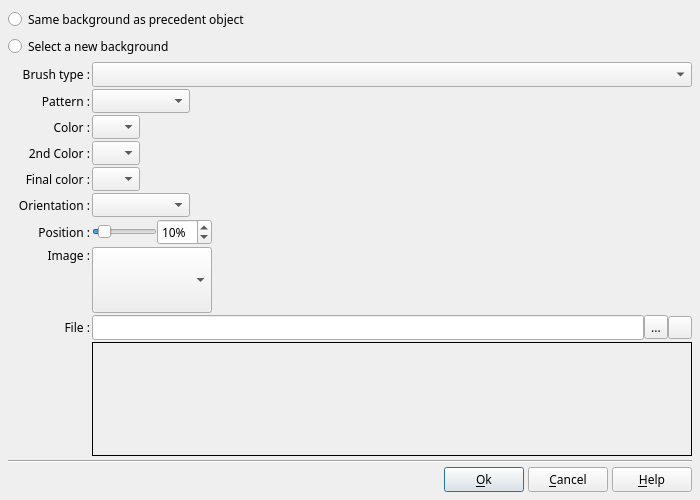
boenki/ffdiaporama, file DlgBackgroundProperties.ui: the form before one commit.
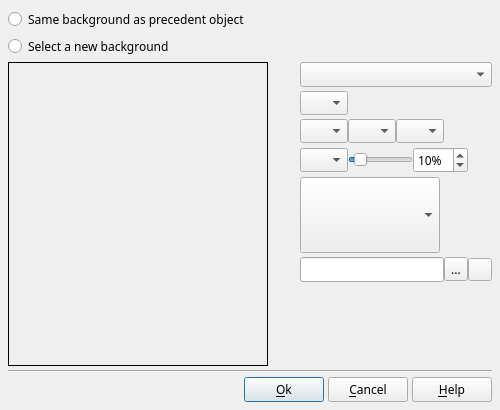
The form after the commit. Icons and pictures are not drawn. Custom widgets are drawn as their Qt base class.

What changed in the file:
```diff
--- a/DlgBackgroundProperties.ui
+++ b/DlgBackgroundProperties.ui
@@ -6,14 +6,14 @@
    <rect>
     <x>0</x>
     <y>0</y>
-    <width>700</width>
-    <height>500</height>
+    <width>500</width>
+    <height>410</height>
    </rect>
   </property>
   <property name="minimumSize">
    <size>
-    <width>700</width>
-    <height>500</height>
+    <width>500</width>
+    <height>300</height>
    </size>
   </property>
   <property name="font">
@@ -60,23 +60,225 @@
    </item>
    <item>
     <widget class="QWidget" name="widget" native="true">
+     <layout class="QHBoxLayout" name="horizontalLayout_7">
+      <property name="spacing">
+       <number>4</number>
+      </property>
+      <property name="margin">
+       <number>0</number>
+      </property>
+      <item>
+       <widget class="QLabel" name="Preview">
+        <property name="sizePolicy">
+         <sizepolicy hsizetype="Expanding" vsizetype="Expanding">
+          <horstretch>0</horstretch>
+          <verstretch>0</verstretch>
+         </sizepolicy>
+        </property>
+        <property name="frameShape">
+         <enum>QFrame::Box</enum>
+        </property>
+        <property name="text">
+         <string notr="true"/>
+        </property>
+       </widget>
+      </item>
+      <item>
+       <widget class="QScrollArea" name="scrollArea">
+        <property name="sizePolicy">
+         <sizepolicy hsizetype="Fixed" vsizetype="Expanding">
+          <horstretch>0</horstretch>
+          <verstretch>0</verstretch>
+         </sizepolicy>
+        </property>
+        <property name="minimumSize">
+         <size>
+          <width>220</width>
+          <height>0</height>
+         </size>
+        </property>
+        <property name="maximumSize">
+         <size>
+          <width>220</width>
+          <height>16777215</height>
+         </size>
+        </property>
+        <property name="frameShape">
+         <enum>QFrame::NoFrame</enum>
+        </property>
+        <property name="verticalScrollBarPolicy">
+         <enum>Qt::ScrollBarAlwaysOff</enum>
+        </property>
+        <property name="horizontalScrollBarPolicy">
+         <enum>Qt::ScrollBarAlwaysOff</enum>
+        </property>
+        <property name="widgetResizable">
+         <bool>true</bool>
+        </property>
+        <widget class="QWidget" name="scrollAreaWidgetContents_2">
+         <property name="geometry">
+          <rect>
+           <x>0</x>
+           <y>0</y>
+           <width>220</width>
+           <height>306</height>
+          </rect>
+         </property>
      <layout class="QGridLayout" name="gridLayout">
-      <property name="leftMargin">
-       <number>10</number>
-      </property>
-      <property name="topMargin">
+          <property name="margin">
        <number>0</number>
       </property>
-      <property name="rightMargin">
+          <property name="spacing">
+           <number>4</number>
+          </property>
+          <item row="0" column="0">
+           <widget class="QLabel" name="BrushTypeLabel">
+            <property name="text">
+             <string notr="true"/>
+            </property>
+            <property name="pixmap">
+             <pixmap>img/color_fill.png</pixmap>
+            </property>
+            <property name="alignment">
+             <set>Qt::AlignRight|Qt::AlignTrailing|Qt::AlignVCenter</set>
+            </property>
+           </widget>
+          </item>
+          <item row="0" column="1">
+           <widget class="QComboBox" name="BrushTypeCombo"/>
+          </item>
+          <item row="1" column="0">
+           <widget class="QLabel" name="PatternLabel">
+            <property name="text">
+             <string notr="true"/>
+            </property>
+            <property name="pixmap">
+             <pixmap>img/pattern_fill .png</pixmap>
+            </property>
+            <property name="alignment">
+             <set>Qt::AlignRight|Qt::AlignTrailing|Qt::AlignVCenter</set>
+            </property>
+           </widget>
+          </item>
+          <item row="2" column="0">
+           <widget class="QLabel" name="FirstColorLabel">
+            <property name="text">
+             <string notr="true"/>
+            </property>
+            <property name="pixmap">
+             <pixmap>img/color.png</pixmap>
+            </property>
+            <property name="alignment">
+             <set>Qt::AlignRight|Qt::AlignTrailing|Qt::AlignVCenter</set>
+            </property>
+           </widget>
+          </item>
+          <item row="3" column="0">
+           <widget class="QLabel" name="OrientationLabel">
+            <property name="text">
+             <string notr="true"/>
+            </property>
+            <property name="pixmap">
+             <pixmap>img/Distance.png</pixmap>
+            </property>
+            <property name="alignment">
+             <set>Qt::AlignRight|Qt::AlignTrailing|Qt::AlignVCenter</set>
+            </property>
+           </widget>
+          </item>
+          <item row="4" column="0">
+           <layout class="QVBoxLayout" name="verticalLayout_2">
+            <property name="spacing">
        <number>0</number>
       </property>
       <property name="bottomMargin">
        <number>0</number>
       </property>
-      <property name="spacing">
-       <number>2</number>
-      </property>
-      <item row="4" column="2">
+            <item>
+             <widget class="QLabel" name="ImageLibraryLabel">
+              <property name="minimumSize">
+               <size>
+                <width>24</width>
+                <height>24</height>
+               </size>
+              </property>
+              <property name="maximumSize">
+               <size>
+                <width>24</width>
+                <height>24</height>
+               </size>
+              </property>
+              <property name="text">
+               <string/>
+              </property>
+              <property name="pixmap">
+               <pixmap>img/object_image.png</pixmap>
+              </property>
+              <property name="scaledContents">
+               <bool>true</bool>
+              </property>
+              <property name="alignment">
+               <set>Qt::AlignRight|Qt::AlignTop|Qt::AlignTrailing</set>
+              </property>
+             </widget>
+            </item>
+            <item>
+             <widget class="QLabel" name="ImageLibraryLabel2">
+              <property name="text">
+               <string notr="true"/>
+              </property>
+             </widget>
+            </item>
+           </layout>
+          </item>
+          <item row="5" column="0">
+           <widget class="QLabel" name="ImageFileLabel">
+            <property name="sizePolicy">
+             <sizepolicy hsizetype="Fixed" vsizetype="Fixed">
+              <horstretch>0</horstretch>
+              <verstretch>0</verstretch>
+             </sizepolicy>
+            </property>
+            <property name="minimumSize">
+             <size>
+              <width>24</width>
+              <height>24</height>
+             </size>
+            </property>
+            <property name="maximumSize">
+             <size>
+              <width>24</width>
+              <height>24</height>
+             </size>
+            </property>
+            <property name="text">
+             <string notr="true"/>
+            </property>
+            <property name="pixmap">
+             <pixmap>img/object_image.png</pixmap>
+            </property>
+            <property name="scaledContents">
+             <bool>true</bool>
+            </property>
+            <property name="alignment">
+             <set>Qt::AlignRight|Qt::AlignTrailing|Qt::AlignVCenter</set>
+            </property>
+           </widget>
+          </item>
+          <item row="6" column="0">
+           <spacer name="verticalSpacer">
+            <property name="orientation">
+             <enum>Qt::Vertical</enum>
+            </property>
+            <property name="sizeHint" stdset="0">
+             <size>
+              <width>20</width>
+              <height>40</height>
+             </size>
+            </property>
+           </spacer>
+          </item>
+          <item row="1" column="1">
        <layout class="QHBoxLayout" name="horizontalLayout">
         <property name="spacing">
          <number>0</number>
@@ -94,13 +296,13 @@
           </property>
           <property name="minimumSize">
            <size>
-            <width>98</width>
+                <width>48</width>
             <height>24</height>
            </size>
           </property>
           <property name="maximumSize">
            <size>
-            <width>98</width>
+                <width>48</width>
             <height>24</height>
            </size>
           </property>
@@ -130,7 +332,7 @@
         </item>
        </layout>
       </item>
-      <item row="6" column="2">
+          <item row="2" column="1">
        <layout class="QHBoxLayout" name="horizontalLayout_6">
         <property name="spacing">
          <number>0</number>
@@ -161,29 +363,6 @@
          </widget>
         </item>
         <item>
-         <widget class="QLabel" name="FirstColorSpacer">
-          <property name="sizePolicy">
-           <sizepolicy hsizetype="Expanding" vsizetype="Preferred">
-            <horstretch>0</horstretch>
-            <verstretch>0</verstretch>
-           </sizepolicy>
-          </property>
-          <property name="text">
-           <string notr="true"/>
-          </property>
-         </widget>
-        </item>
-       </layout>
-      </item>
-      <item row="7" column="2">
-       <layout class="QHBoxLayout" name="horizontalLayout_7">
-        <property name="spacing">
-         <number>0</number>
-        </property>
-        <property name="margin">
-         <number>0</number>
-        </property>
-        <item>
          <widget class="cCustomColorComboBox" name="IntermColorCombo">
           <property name="sizePolicy">
            <sizepolicy hsizetype="Fixed" vsizetype="Fixed">
@@ -206,29 +385,6 @@
          </widget>
         </item>
         <item>
-         <widget class="QLabel" name="IntermColorSpacer">
-          <property name="sizePolicy">
-           <sizepolicy hsizetype="Expanding" vsizetype="Preferred">
-            <horstretch>0</horstretch>
-            <verstretch>0</verstretch>
-           </sizepolicy>
-          </property>
-          <property name="text">
-           <string notr="true"/>
-          </property>
-         </widget>
-        </item>
-       </layout>
-      </item>
-      <item row="9" column="2">
-       <layout class="QHBoxLayout" name="horizontalLayout_12">
-        <property name="spacing">
-         <number>0</number>
-        </property>
-        <property name="margin">
-         <number>0</number>
-        </property>
-        <item>
          <widget class="cCustomColorComboBox" name="FinalColorCombo">
           <property name="sizePolicy">
            <sizepolicy hsizetype="Fixed" vsizetype="Fixed">
@@ -251,7 +407,7 @@
          </widget>
         </item>
         <item>
-         <widget class="QLabel" name="FinalColorSpacer">
+             <widget class="QLabel" name="FirstColorSpacer">
           <property name="sizePolicy">
            <sizepolicy hsizetype="Expanding" vsizetype="Preferred">
             <horstretch>0</horstretch>
@@ -265,7 +421,7 @@
         </item>
        </layout>
       </item>
-      <item row="11" column="2">
+          <item row="3" column="1">
        <layout class="QHBoxLayout" name="horizontalLayout_3">
         <property name="spacing">
          <number>0</number>
@@ -283,13 +439,13 @@
           </property>
           <property name="minimumSize">
            <size>
-            <width>98</width>
+                <width>48</width>
             <height>24</height>
            </size>
           </property>
           <property name="maximumSize">
            <size>
-            <width>98</width>
+                <width>48</width>
             <height>24</height>
            </size>
           </property>
@@ -301,29 +457,6 @@
           </property>
          </widget>
         </item>
-        <item>
-         <widget class="QLabel" name="OrientationSpacer">
-          <property name="sizePolicy">
-           <sizepolicy hsizetype="Expanding" vsizetype="Preferred">
-            <horstretch>0</horstretch>
-            <verstretch>0</verstretch>
-           </sizepolicy>
-          </property>
-          <property name="text">
-           <string notr="true"/>
-          </property>
-         </widget>
-        </item>
-       </layout>
-      </item>
-      <item row="14" column="2">
-       <layout class="QHBoxLayout" name="horizontalLayout_14">
-        <property name="spacing">
-         <number>0</number>
-        </property>
-        <property name="margin">
-         <number>0</number>
-        </property>
         <item>
          <widget class="QSlider" name="IntermPosSlider">
           <property name="sizePolicy">
@@ -387,7 +520,7 @@
          </widget>
         </item>
         <item>
-         <widget class="QLabel" name="IntermPosSpacer">
+             <widget class="QLabel" name="OrientationSpacer">
           <property name="sizePolicy">
            <sizepolicy hsizetype="Expanding" vsizetype="Preferred">
             <horstretch>0</horstretch>
@@ -401,7 +534,7 @@
         </item>
        </layout>
       </item>
-      <item row="16" column="2">
+          <item row="4" column="1">
        <layout class="QHBoxLayout" name="horizontalLayout_5">
         <property name="spacing">
          <number>0</number>
@@ -413,14 +546,14 @@
          <widget class="cBackgroundComboBox" name="BackgroundCombo">
           <property name="minimumSize">
            <size>
-            <width>120</width>
-            <height>66</height>
+                <width>140</width>
+                <height>76</height>
            </size>
           </property>
           <property name="maximumSize">
            <size>
-            <width>170</width>
-            <height>66</height>
+                <width>140</width>
+                <height>76</height>
            </size>
           </property>
          </widget>
@@ -440,7 +573,7 @@
         </item>
        </layout>
       </item>
-      <item row="17" column="2">
+          <item row="5" column="1">
        <layout class="QHBoxLayout" name="horizontalLayout_4">
         <property name="spacing">
          <number>0</number>
@@ -482,113 +615,8 @@
         </item>
        </layout>
       </item>
-      <item row="20" column="2">
-       <widget class="QLabel" name="Preview">
-        <property name="sizePolicy">
-         <sizepolicy hsizetype="Expanding" vsizetype="Expanding">
-          <horstretch>0</horstretch>
-          <verstretch>0</verstretch>
-         </sizepolicy>
-        </property>
-        <property name="frameShape">
-         <enum>QFrame::Box</enum>
-        </property>
-        <property name="text">
-         <string notr="true"/>
-        </property>
-       </widget>
-      </item>
-      <item row="0" column="0">
-       <widget class="QLabel" name="BrushTypeLabel">
-        <property name="text">
-         <string>Brush type :</string>
-        </property>
-        <property name="alignment">
-         <set>Qt::AlignRight|Qt::AlignTrailing|Qt::AlignVCenter</set>
-        </property>
-       </widget>
-      </item>
-      <item row="0" column="2">
-       <widget class="QComboBox" name="BrushTypeCombo"/>
-      </item>
-      <item row="4" column="0">
-       <widget class="QLabel" name="PatternLabel">
-        <property name="text">
-         <string>Pattern :</string>
-        </property>
-        <property name="alignment">
-         <set>Qt::AlignRight|Qt::AlignTrailing|Qt::AlignVCenter</set>
-        </property>
-       </widget>
-      </item>
-      <item row="6" column="0">
-       <widget class="QLabel" name="FirstColorLabel">
-        <property name="text">
-         <string>Color :</string>
-        </property>
-        <property name="alignment">
-         <set>Qt::AlignRight|Qt::AlignTrailing|Qt::AlignVCenter</set>
-        </property>
-       </widget>
-      </item>
-      <item row="7" column="0">
-       <widget class="QLabel" name="IntermColorLabel">
-        <property name="text">
-         <string>2nd Color :</string>
-        </property>
-        <property name="alignment">
-         <set>Qt::AlignRight|Qt::AlignTrailing|Qt::AlignVCenter</set>
-        </property>
-       </widget>
-      </item>
-      <item row="9" column="0">
-       <widget class="QLabel" name="FinalColorLabel">
-        <property name="text">
-         <string>Final color :</string>
-        </property>
-        <property name="alignment">
-         <set>Qt::AlignRight|Qt::AlignTrailing|Qt::AlignVCenter</set>
-        </property>
-       </widget>
-      </item>
-      <item row="11" column="0">
-       <widget class="QLabel" name="OrientationLabel">
-        <property name="text">
-         <string>Orientation :</string>
-        </property>
-        <property name="alignment">
-         <set>Qt::AlignRight|Qt::AlignTrailing|Qt::AlignVCenter</set>
-        </property>
-       </widget>
-      </item>
-      <item row="14" column="0">
-       <widget class="QLabel" name="IntermPosLabel">
-        <property name="text">
-         <string>Position :</string>
-        </property>
-        <property name="alignment">
-         <set>Qt::AlignRight|Qt::AlignTrailing|Qt::AlignVCenter</set>
-        </property>
-       </widget>
-      </item>
-      <item row="16" column="0">
-       <widget class="QLabel" name="ImageLibraryLabel">
-        <property name="text">
-         <string>Image :</string>
-        </property>
-        <property name="alignment">
-         <set>Qt::AlignRight|Qt::AlignTop|Qt::AlignTrailing</set>
-        </property>
-       </widget>
-      </item>
-      <item row="17" column="0">
-       <widget class="QLabel" name="ImageFileLabel">
-        <property name="text">
-         <string>File :</string>
-        </property>
-        <property name="alignment">
-         <set>Qt::AlignRight|Qt::AlignTrailing|Qt::AlignVCenter</set>
-        </property>
+         </layout>
+        </widget>
        </widget>
       </item>
      </layout>
```
Left out of the diff: 2 changed lines with no effect on the pictures. Lines whose indentation alone changed are shown as unchanged.
